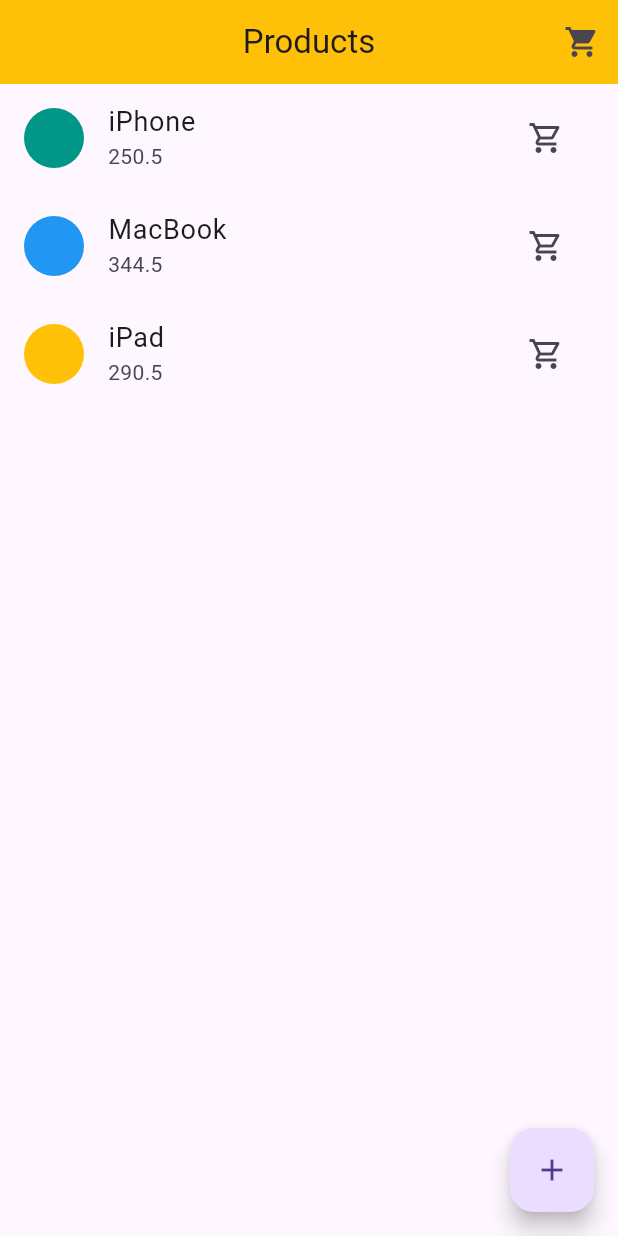
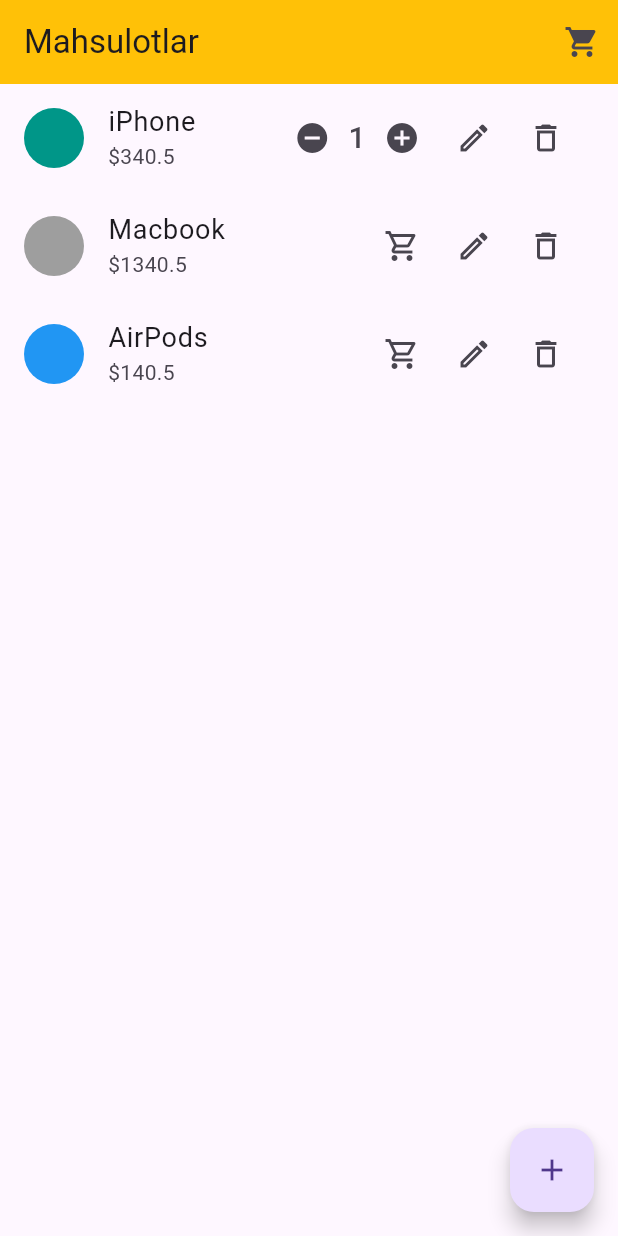
Before and after one commit to khusantoy/lesson-64-provider-statemenegment, a Flutter app: the screen it shows after launch, after a tap on the "shopping cart" icon, on a phone screen of 412 x 824 dp. Run offline on Flutter 3.47's test engine with Material 3 defaults, Android fonts, the phone set to English and light mode, and no system bars.

Commit message:
added components

```diff
--- a/lib/controllers/cart_controller.dart
+++ b/lib/controllers/cart_controller.dart
@@ -3,7 +3,10 @@
 import 'package:lesson_64_provider_statemenegment/models/product.dart';
 
 class CartController extends ChangeNotifier {
-  final Cart _cart = Cart(products: {}, totalPrice: 0);
+  final Cart _cart = Cart(
+    products: {},
+    totalPrice: 0,
+  );
 
   Cart get cart {
     return _cart;
@@ -18,13 +21,37 @@
         "amount": 1,
       };
     }
-    _cart.totalPrice += _cart.products[product.id]["product"].price;
-
-    for (var pro in _cart.products.values) {
-      print(pro['product'].title);
-      print(pro['amount']);
-    }
-
+    calculateTotal();
     notifyListeners();
   }
+
+  void removeFromCart(String productId) {
+    if (_cart.products.containsKey(productId)) {
+      if (_cart.products[productId]["amount"] == 1) {
+        _cart.products.removeWhere((key, value) {
+          return key == productId;
+        });
+      } else {
+        _cart.products[productId]["amount"]--;
+      }
+      calculateTotal();
+      notifyListeners();
+    }
+  }
+
+  void calculateTotal() {
+    double total = 0;
+    _cart.products.forEach((key, value) {
+      total += value['product'].price * value['amount'];
+    });
+    _cart.totalPrice = total;
+  }
+
+  bool isInCart(String productId) {
+    return _cart.products.containsKey(productId);
+  }
+
+  int getProductAmount(String productId) {
+    return _cart.products[productId]['amount'];
+  }
 }
--- a/lib/controllers/products_controller.dart
+++ b/lib/controllers/products_controller.dart
@@ -1,48 +1,29 @@
 import 'package:flutter/material.dart';
 import 'package:lesson_64_provider_statemenegment/models/product.dart';
 
-class ProductsController extends ChangeNotifier {
+class ProductsController {
   final List<Product> _list = [
     Product(
       id: UniqueKey().toString(),
       title: "iPhone",
       color: Colors.teal,
-      price: 250.5,
+      price: 340.5,
     ),
     Product(
       id: UniqueKey().toString(),
-      title: "MacBook",
-      color: Colors.blue,
-      price: 344.5,
+      title: "Macbook",
+      color: Colors.grey,
+      price: 1340.5,
     ),
     Product(
       id: UniqueKey().toString(),
-      title: "iPad",
-      color: Colors.amber,
-      price: 290.5,
+      title: "AirPods",
+      color: Colors.blue,
+      price: 140.5,
     ),
   ];
 
   List<Product> get list {
     return [..._list];
   }
-
-  void createProduct(Product product) {
-    _list.add(product);
-    notifyListeners();
-  }
-
-  void updateProduct(Product updatedProduct) {
-    final index =
-        _list.indexWhere((product) => product.id == updatedProduct.id);
-    if (index != -1) {
-      _list[index] = updatedProduct;
-      notifyListeners();
-    }
-  }
-
-  void deleteProduct(String id) {
-    _list.removeWhere((product) => product.id == id);
-    notifyListeners();
-  }
 }
--- a/lib/main.dart
+++ b/lib/main.dart
@@ -5,24 +5,26 @@
 import 'package:provider/provider.dart';
 
 void main() {
-  runApp(const MyApp());
+  runApp(const MainApp());
 }
 
-class MyApp extends StatelessWidget {
-  const MyApp({super.key});
+class MainApp extends StatelessWidget {
+  const MainApp({super.key});
 
   @override
   Widget build(BuildContext context) {
-    return ChangeNotifierProvider(
-      create: (ctx) {
+    return MultiProvider(
+      providers: [
+        ChangeNotifierProvider(create: (ctx) {
           return CartController();
-      },
+        }),
+      ],
       builder: (context, child) {
         return MaterialApp(
           debugShowCheckedModeBanner: false,
           theme: AppTheme.light,
           darkTheme: AppTheme.dark,
-        home: const ProductsScreen(),
+          home: ProductsScreen(),
         );
       },
     );
--- a/lib/models/cart.dart
+++ b/lib/models/cart.dart
@@ -2,5 +2,8 @@
   Map<String, dynamic> products;
   double totalPrice;
 
-  Cart({required this.products, required this.totalPrice});
+  Cart({
+    required this.products,
+    required this.totalPrice,
+  });
 }
--- a/lib/models/product.dart
+++ b/lib/models/product.dart
@@ -1,6 +1,6 @@
 import 'package:flutter/material.dart';
 
-class Product {
+class Product extends ChangeNotifier {
   String id;
   String title;
   Color color;
--- a/lib/views/screens/products_screen.dart
+++ b/lib/views/screens/products_screen.dart
@@ -2,62 +2,50 @@
 import 'package:lesson_64_provider_statemenegment/controllers/products_controller.dart';
 import 'package:lesson_64_provider_statemenegment/models/product.dart';
 import 'package:lesson_64_provider_statemenegment/views/screens/cart_screen.dart';
-import 'package:lesson_64_provider_statemenegment/views/widgets/create_product_dialog.dart';
-import 'package:lesson_64_provider_statemenegment/views/widgets/product_item.dart';
+import 'package:provider/provider.dart';
 
-class ProductsScreen extends StatefulWidget {
-  const ProductsScreen({super.key});
+import '../widgets/product_item.dart';
 
-  @override
-  State<ProductsScreen> createState() => _ProductsScreenState();
-}
+class ProductsScreen extends StatelessWidget {
+  ProductsScreen({super.key});
 
-class _ProductsScreenState extends State<ProductsScreen> {
   final productsController = ProductsController();
-
-  void _addProduct() async {
-    final newProduct = await showDialog<Product>(
-      context: context,
-      builder: (ctx) => const CreateProductDialog(),
-    );
-
-    if (newProduct != null) {
-      setState(() {
-        productsController.createProduct(newProduct);
-      });
-    }
-  }
 
   @override
   Widget build(BuildContext context) {
     return Scaffold(
       appBar: AppBar(
-        title: const Text("Products"),
-        centerTitle: true,
+        title: const Text("Mahsulotlar"),
         actions: [
           IconButton(
             onPressed: () {
               Navigator.push(
                 context,
                 MaterialPageRoute(
-                  builder: (ctx) => const CartScreen(),
+                  builder: (ctx) {
+                    return const CartScreen();
+                  },
                 ),
               );
             },
             icon: const Icon(Icons.shopping_cart),
-          )
+          ),
         ],
       ),
       body: ListView.builder(
-          itemCount: productsController.list.length,
-          itemBuilder: (context, index) {
-            final product = productsController.list[index];
-            return ProductItem(
-              product: product,
-            );
-          }),
+        itemCount: productsController.list.length,
+        itemBuilder: (ctx, index) {
+          final product = productsController.list[index];
+          return ChangeNotifierProvider<Product>.value(
+            value: product,
+            builder: (context, child) {
+              return const ProductItem();
+            },
+          );
+        },
+      ),
       floatingActionButton: FloatingActionButton(
-        onPressed: _addProduct,
+        onPressed: () {},
         child: const Icon(Icons.add),
       ),
     );
--- a/lib/views/widgets/product_item.dart
+++ b/lib/views/widgets/product_item.dart
@@ -1,54 +1,79 @@
 import 'package:flutter/material.dart';
 import 'package:lesson_64_provider_statemenegment/controllers/cart_controller.dart';
-import 'package:lesson_64_provider_statemenegment/controllers/products_controller.dart';
 import 'package:lesson_64_provider_statemenegment/models/product.dart';
-import 'package:lesson_64_provider_statemenegment/views/widgets/edit_product_dialog.dart';
 import 'package:provider/provider.dart';
 
-class ProductItem extends StatefulWidget {
-  final Product product;
-
-  const ProductItem({super.key, required this.product});
-
-  @override
-  State<ProductItem> createState() => _ProductItemState();
-}
-
-class _ProductItemState extends State<ProductItem> {
-  void _editProduct(Product product) async {
-    final updatedProduct = await showDialog<Product>(
-      context: context,
-      builder: (ctx) => EditProductDialog(product: product),
-    );
-
-    if (updatedProduct != null) {
-      setState(() {
-        final productsController =
-            Provider.of<ProductsController>(context, listen: false);
-        productsController.updateProduct(updatedProduct);
-      });
-    }
-  }
+class ProductItem extends StatelessWidget {
+  const ProductItem({super.key});
 
   @override
   Widget build(BuildContext context) {
+    final product = Provider.of<Product>(context, listen: false);
     return ListTile(
-      onTap: () => _editProduct(widget.product),
       leading: CircleAvatar(
-        backgroundColor: widget.product.color,
+        backgroundColor: product.color,
       ),
       title: Text(
-        widget.product.title,
+        product.title,
         style: const TextStyle(fontSize: 18),
       ),
-      subtitle: Text(widget.product.price.toString()),
-      trailing: IconButton(
-        onPressed: () {
-          final cartController =
-              Provider.of<CartController>(context, listen: false);
-          cartController.addToCart(widget.product);
+      subtitle: Text("\$${product.price}"),
+      trailing: Consumer<CartController>(
+        builder: (context, controller, child) {
+          print(product.title);
+
+          return controller.isInCart(product.id)
+              ? Row(
+                  mainAxisSize: MainAxisSize.min,
+                  children: [
+                    IconButton(
+                      onPressed: () {
+                        controller.removeFromCart(product.id);
+                      },
+                      icon: const Icon(Icons.remove_circle),
+                    ),
+                    Text(
+                      controller.getProductAmount(product.id).toString(),
+                      style: const TextStyle(
+                        fontSize: 20,
+                      ),
+                    ),
+                    IconButton(
+                      onPressed: () {
+                        controller.addToCart(product);
+                      },
+                      icon: const Icon(Icons.add_circle),
+                    ),
+                    IconButton(
+                      onPressed: () {},
+                      icon: const Icon(Icons.edit_outlined),
+                    ),
+                    IconButton(
+                      onPressed: () {},
+                      icon: const Icon(Icons.delete_outline),
+                    )
+                  ],
+                )
+              : Row(
+                  mainAxisSize: MainAxisSize.min,
+                  children: [
+                    IconButton(
+                      onPressed: () {
+                        controller.addToCart(product);
+                      },
+                      icon: const Icon(Icons.shopping_cart_outlined),
+                    ),
+                    IconButton(
+                      onPressed: () {},
+                      icon: const Icon(Icons.edit_outlined),
+                    ),
+                    IconButton(
+                      onPressed: () {},
+                      icon: const Icon(Icons.delete_outline),
+                    )
+                  ],
+                );
         },
-        icon: const Icon(Icons.shopping_cart_outlined),
       ),
     );
   }
```
Also changed, not shown: lib/views/screens/cart_screen.dart (+18 -15 lines), lib/views/widgets/create_product_dialog.dart (deleted, +0 -81 lines), lib/views/widgets/edit_product_dialog.dart (deleted, +0 -96 lines), lib/utils/styles.dart (line endings or trailing spaces). Lines whose indentation alone changed are shown as unchanged.
